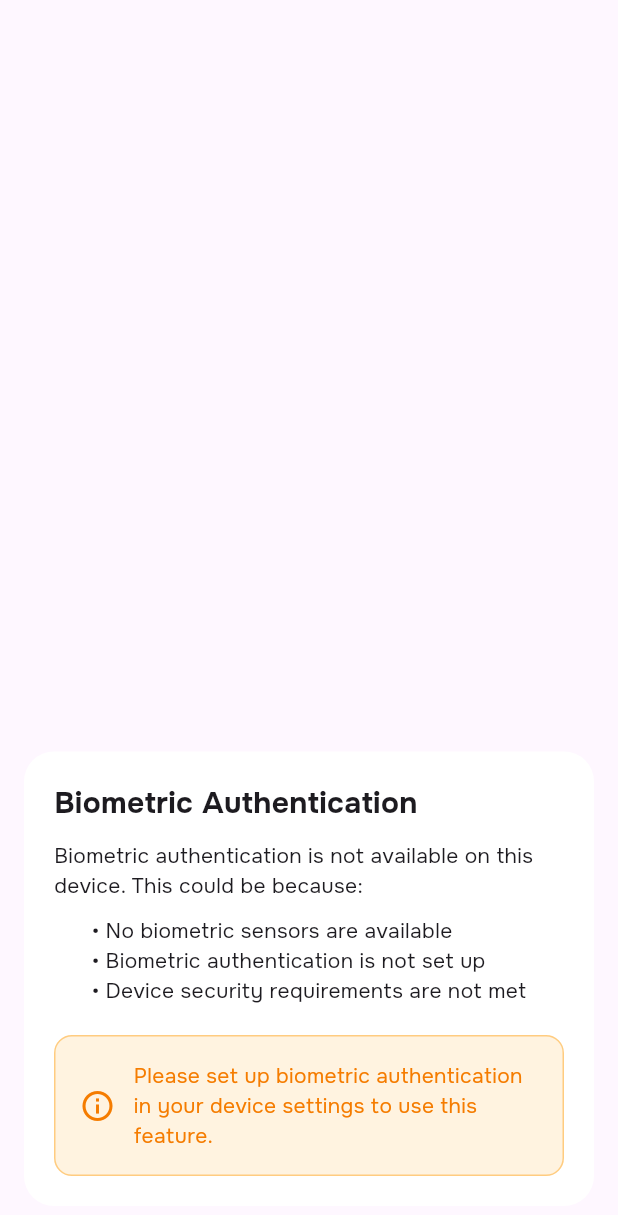
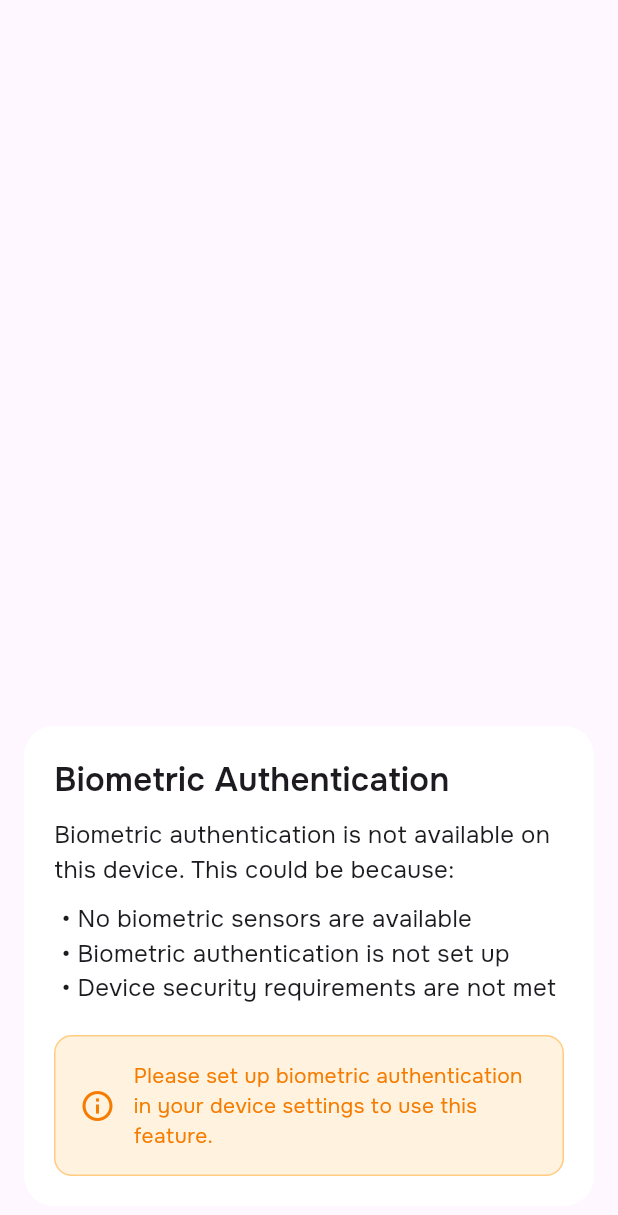
Before and after one commit to TshephangMogotsi/YouthSpot2025, a Flutter app: the BiometricAuthDialog widget shown alone on an empty page, opened directly, on a phone screen of 412 x 824 dp. Shown: the top 1215 px of the screen. Run offline on Flutter 3.47's test engine with Material 3 defaults, Android fonts, the phone set to English and light mode, and no system bars; our stand-ins replace auto_size_text, awesome_notifications, cached_network_image, date_picker_timeline, device_info_plus, dio and 19 more; missing offline and left inert: day_night_time_picker, maps_launcher, pdfx; accounts and stored records are empty; project files that could hold a hidden picture were left out.

Commit message:
updated the dialogs in the account settings section to be theme specific

```diff
--- a/lib/screens/Account/AccountSettings/widgets/biometric_auth_dialog.dart
+++ b/lib/screens/Account/AccountSettings/widgets/biometric_auth_dialog.dart
@@ -1,8 +1,11 @@
 import 'package:flutter/material.dart';
 import 'package:local_auth/local_auth.dart';
 import 'package:lottie/lottie.dart';
+import 'package:youthspot/config/constants.dart';
 
 import '../../../../config/font_constants.dart';
+import '../../../../config/theme_manager.dart';
+import '../../../../services/services_locator.dart';
 
 class BiometricAuthDialog extends StatefulWidget {
   const BiometricAuthDialog({super.key});
@@ -60,11 +63,17 @@ class _BiometricAuthDialogState extends State<BiometricAuthDialog> {
 
   @override
   Widget build(BuildContext context) {
+    final themeManager = getIt<ThemeManager>();
+    return ValueListenableBuilder(
+      valueListenable: themeManager.themeMode,
+      builder: (context, theme, child) {
         return AlertDialog(
           alignment: Alignment.bottomCenter,
           shape: RoundedRectangleBorder(borderRadius: BorderRadius.circular(20)),
           insetPadding: const EdgeInsets.symmetric(horizontal: 16, vertical: 20),
-      backgroundColor: Colors.white,
+          backgroundColor: theme == ThemeMode.dark
+                  ? backgroundColorDark
+                  : Colors.white,
           contentPadding: const EdgeInsets.all(20),
           content: Column(
             mainAxisSize: MainAxisSize.min,
@@ -72,7 +81,7 @@ class _BiometricAuthDialogState extends State<BiometricAuthDialog> {
             children: [
               Text(
                 'Biometric Authentication',
-            style: AppTextStyles.title.copyWith(fontSize: 20),
+                style: AppTextStyles.title.copyWith(fontWeight: FontWeight.w600),
               ),
               const SizedBox(height: 10),
 
@@ -88,14 +97,14 @@ class _BiometricAuthDialogState extends State<BiometricAuthDialog> {
                   children: [
                     const Text(
                       'Biometric authentication is not available on this device. This could be because:',
-                  style: AppTextStyles.secondaryRegular,
+                      style: AppTextStyles.primaryRegular,
                     ),
                     const SizedBox(height: 10),
                     const Text(
                       '• No biometric sensors are available\n'
                       '• Biometric authentication is not set up\n'
                       '• Device security requirements are not met',
-                  style: AppTextStyles.secondaryRegular,
+                      style: AppTextStyles.primaryRegular,
                     ),
                     const SizedBox(height: 20),
                     Container(
@@ -152,6 +161,8 @@ class _BiometricAuthDialogState extends State<BiometricAuthDialog> {
                 ),
             ],
           ),
+        );
+      }
     );
   }
 }
```
Also changed, not shown: lib/screens/Account/AccountSettings/widgets/change_password.dart (+33 -11 lines), lib/screens/Account/AccountSettings/widgets/delete_account_data.dart (+11 -1 lines), lib/screens/Account/AccountSettings/widgets/delete_account_dialog.dart (+13 -3 lines). Lines whose indentation alone changed are shown as unchanged.
